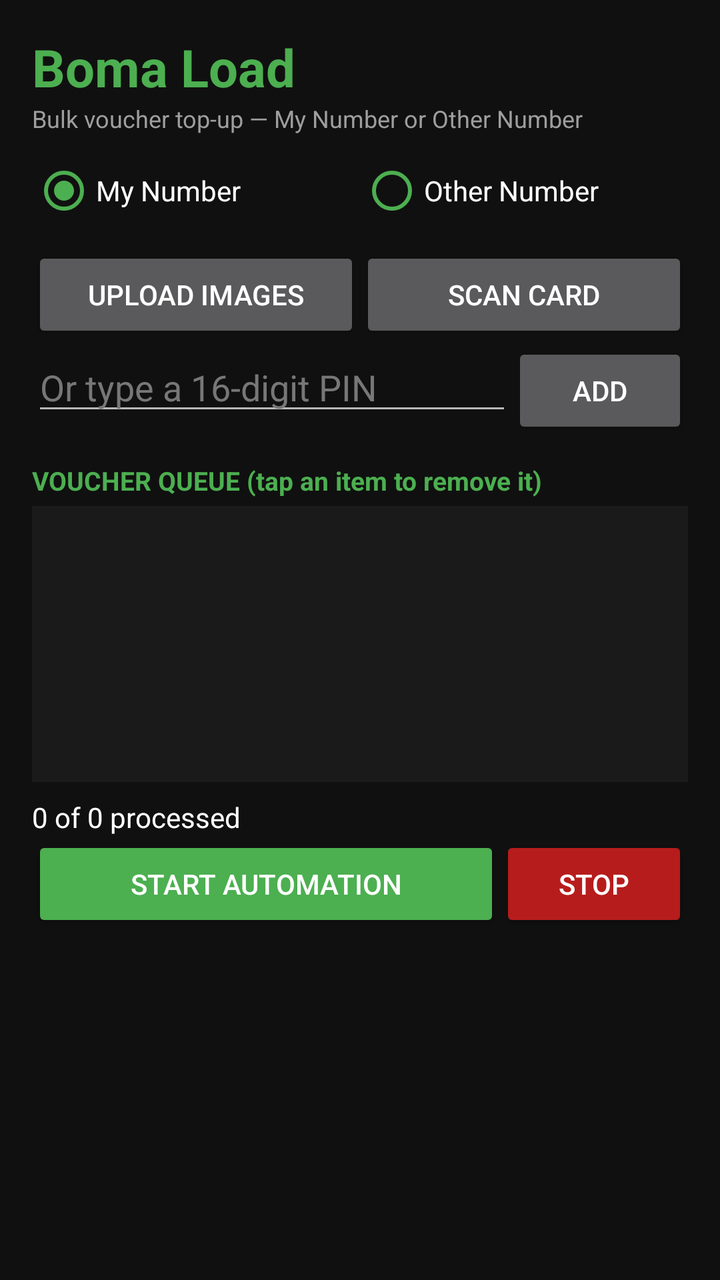
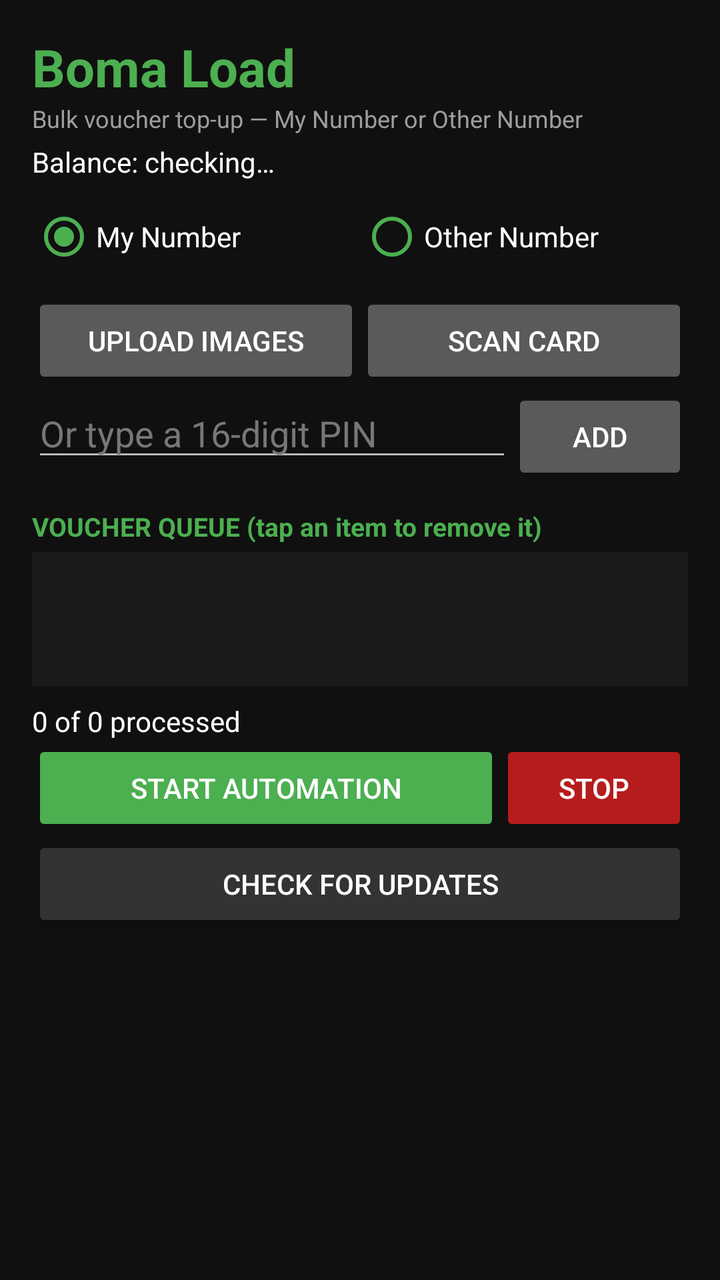

The first picture is an Android layout as it rendered before a commit; the second is the same layout after the commit. The layout source and the unified diff follow.
<!-- AndroidManifest.xml: application theme Theme.AppCompat.NoActionBar -->
<!-- res/layout/activity_main.xml -->
<?xml version="1.0" encoding="utf-8"?>
<LinearLayout xmlns:android="http://schemas.android.com/apk/res/android"
    android:layout_width="match_parent" android:layout_height="match_parent"
    android:orientation="vertical" android:padding="16dp" android:background="#101010">

    <TextView android:layout_width="wrap_content" android:layout_height="wrap_content"
        android:text="Boma Load" android:textColor="#4CAF50" android:textSize="26sp" android:textStyle="bold"/>
    <TextView android:layout_width="wrap_content" android:layout_height="wrap_content"
        android:text="Bulk voucher top-up — My Number or Other Number"
        android:textColor="#9E9E9E" android:textSize="12sp"/>

    <RadioGroup android:id="@+id/rgTarget" android:layout_width="match_parent"
        android:layout_height="wrap_content" android:orientation="horizontal" android:layout_marginTop="12dp">
        <RadioButton android:id="@+id/rbMy" android:layout_width="0dp" android:layout_weight="1"
            android:layout_height="wrap_content" android:text="My Number"
            android:textColor="#FFFFFF" android:checked="true" android:buttonTint="#4CAF50"/>
        <RadioButton android:id="@+id/rbOther" android:layout_width="0dp" android:layout_weight="1"
            android:layout_height="wrap_content" android:text="Other Number"
            android:textColor="#FFFFFF" android:buttonTint="#4CAF50"/>
    </RadioGroup>

    <EditText android:id="@+id/etOther" android:layout_width="match_parent"
        android:layout_height="wrap_content" android:hint="Target number e.g. 0712345678"
        android:inputType="phone" android:textColor="#FFFFFF"
        android:textColorHint="#777777" android:visibility="gone"/>

    <LinearLayout android:layout_width="match_parent" android:layout_height="wrap_content"
        android:orientation="horizontal" android:layout_marginTop="12dp">
        <Button android:id="@+id/btnUpload" android:layout_width="0dp" android:layout_weight="1"
            android:layout_height="wrap_content" android:text="UPLOAD IMAGES"/>
        <Button android:id="@+id/btnScan" android:layout_width="0dp" android:layout_weight="1"
            android:layout_height="wrap_content" android:text="SCAN CARD"/>
    </LinearLayout>

    <LinearLayout android:layout_width="match_parent" android:layout_height="wrap_content"
        android:orientation="horizontal">
        <EditText android:id="@+id/etManualPin" android:layout_width="0dp" android:layout_weight="1"
            android:layout_height="wrap_content" android:hint="Or type a 16-digit PIN"
            android:inputType="number" android:textColor="#FFFFFF" android:textColorHint="#777777"/>
        <Button android:id="@+id/btnAddPin" android:layout_width="wrap_content"
            android:layout_height="wrap_content" android:text="ADD"/>
    </LinearLayout>

    <TextView android:layout_width="wrap_content" android:layout_height="wrap_content"
        android:text="VOUCHER QUEUE (tap an item to remove it)"
        android:textColor="#4CAF50" android:textStyle="bold" android:textSize="13sp"
        android:layout_marginTop="12dp"/>
    <ListView android:id="@+id/lvQueue" android:layout_width="match_parent"
        android:layout_height="0dp" android:layout_weight="1" android:layout_marginTop="4dp"
        android:divider="@null" android:background="#1A1A1A"/>

    <TextView android:id="@+id/tvProgress" android:layout_width="wrap_content"
        android:layout_height="wrap_content" android:text="0 of 0 processed"
        android:textColor="#FFFFFF" android:layout_marginTop="8dp"/>

    <LinearLayout android:layout_width="match_parent" android:layout_height="wrap_content"
        android:orientation="horizontal">
        <Button android:id="@+id/btnStart" android:layout_width="0dp" android:layout_weight="1"
            android:layout_height="wrap_content" android:text="START AUTOMATION"
            android:backgroundTint="#4CAF50" android:textColor="#FFFFFF"/>
        <Button android:id="@+id/btnStop" android:layout_width="0dp" android:layout_weight="0.4"
            android:layout_height="wrap_content" android:text="STOP"
            android:backgroundTint="#B71C1C" android:textColor="#FFFFFF"/>
    </LinearLayout>

    <ScrollView android:layout_width="match_parent" android:layout_height="150dp" android:layout_marginTop="8dp">
        <TextView android:id="@+id/tvLog" android:layout_width="match_parent"
            android:layout_height="wrap_content" android:textSize="11sp" android:textColor="#888888"/>
    </ScrollView>
</LinearLayout>
<!-- resources referenced by this layout -->
<resources>

</resources>

<!-- the commit's change to res/layout/activity_main.xml (unified diff, before → after) -->
@@ -8,6 +8,9 @@
     <TextView android:layout_width="wrap_content" android:layout_height="wrap_content"
         android:text="Bulk voucher top-up — My Number or Other Number"
         android:textColor="#9E9E9E" android:textSize="12sp"/>
+    <TextView android:id="@+id/tvBalance" android:layout_width="wrap_content"
+        android:layout_height="wrap_content" android:text="Balance: checking…"
+        android:textColor="#FFFFFF" android:textSize="14sp" android:layout_marginTop="4dp"/>
 
     <RadioGroup android:id="@+id/rgTarget" android:layout_width="match_parent"
         android:layout_height="wrap_content" android:orientation="horizontal" android:layout_marginTop="12dp">
@@ -63,6 +66,10 @@
             android:backgroundTint="#B71C1C" android:textColor="#FFFFFF"/>
     </LinearLayout>
 
+    <Button android:id="@+id/btnUpdate" android:layout_width="match_parent"
+        android:layout_height="wrap_content" android:text="CHECK FOR UPDATES"
+        android:backgroundTint="#333333" android:textColor="#FFFFFF"/>
+
     <ScrollView android:layout_width="match_parent" android:layout_height="150dp" android:layout_marginTop="8dp">
         <TextView android:id="@+id/tvLog" android:layout_width="match_parent"
             android:layout_height="wrap_content" android:textSize="11sp" android:textColor="#888888"/>
